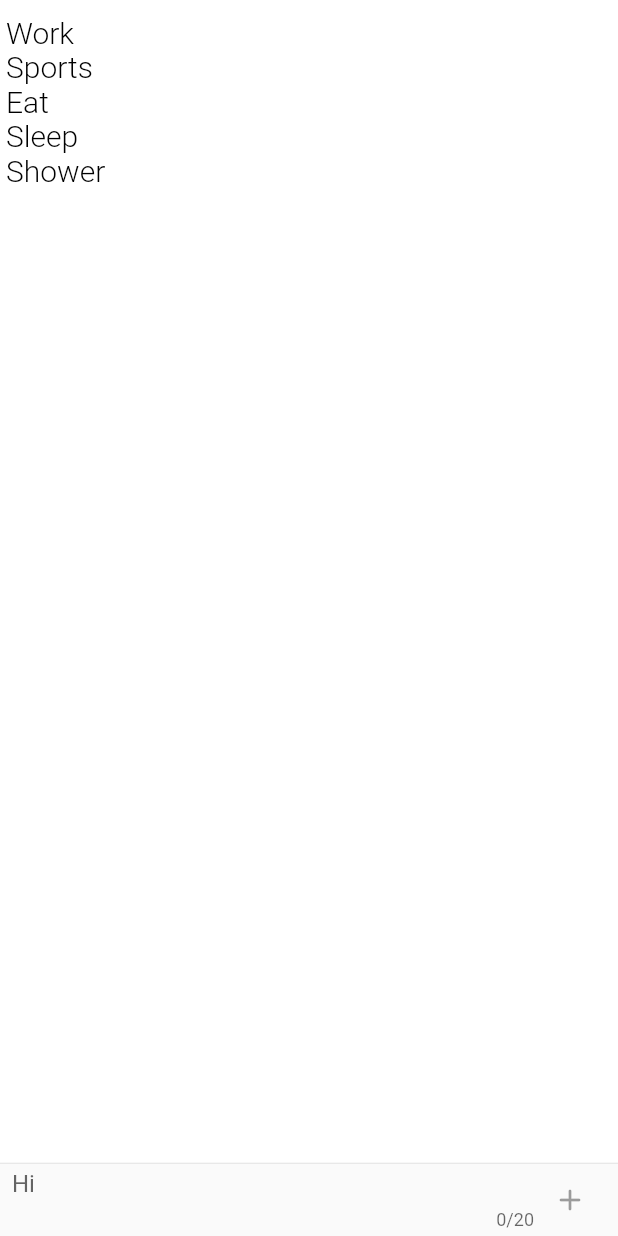
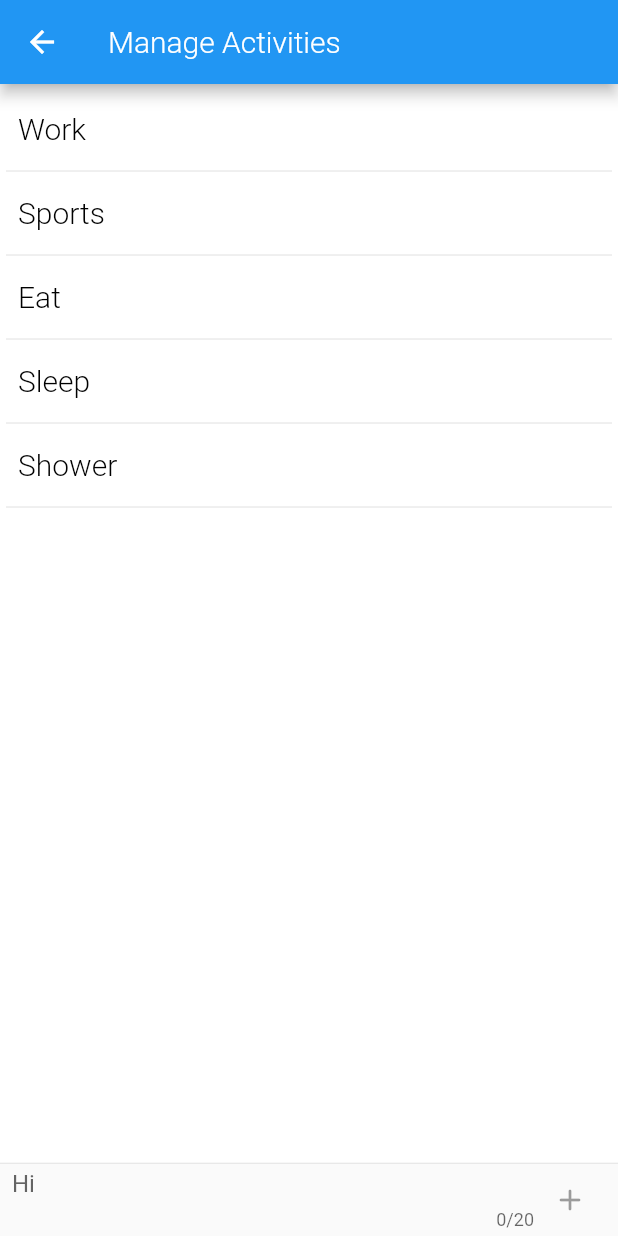
Before and after one commit to coffeecoding/EazyTime, a Flutter app: the screen it shows after launch, scrolled down 192 dp, after a tap on "Manage Activities", on a phone screen of 412 x 824 dp. Run offline on Flutter 3.47's test engine with Material 2 defaults, Android fonts, the phone set to English and light mode, and no system bars; our stand-ins replace charts_flutter.

Commit message:
Styled Activity list properly

```diff
--- a/lib/activity_manager.dart
+++ b/lib/activity_manager.dart
@@ -24,6 +24,7 @@ class _ActivityManagerState extends State<ActivityManager> {
   Widget build(BuildContext context) {
     return SafeArea(
       child: Scaffold(
+        appBar: AppBar(title: Text('Manage Activities', style: NormalTextStyle())),
         body: Container(
           color: Colors.white,
           child: Column(
@@ -32,11 +33,20 @@ class _ActivityManagerState extends State<ActivityManager> {
               Flexible(
                 child: ListView.builder(
                   padding: EdgeInsets.symmetric(vertical: 10.0, horizontal: 4.0),
-                  itemBuilder: (_, int i) => Dismissible(
-                    key: UniqueKey(),
-                    onDismissed: (dir) => (activities.removeAt(i)),
-                    child: Text(activities[i], style: NormalTextStyle(Colors.black))),
-                  itemCount: activities.length
+                  itemBuilder: (_, int i) => i.isEven
+                    ? Dismissible(
+                        key: UniqueKey(),
+                        background: Flexible(
+                          child: Container(color: ColorSpec.myRed)
+                        ),
+                        onDismissed: (dir) => (activities.removeAt(i)),
+                        child: Container(
+                          alignment: Alignment.centerLeft,
+                          height: 40,
+                          padding: EdgeInsets.only(left: 8.0),
+                          child: Text(activities[i ~/ 2], style: NormalTextStyle(Colors.black))))
+                    : Divider(),
+                  itemCount: activities.length * 2
                 ),
               ),
               Divider(height: 1.0),
```
